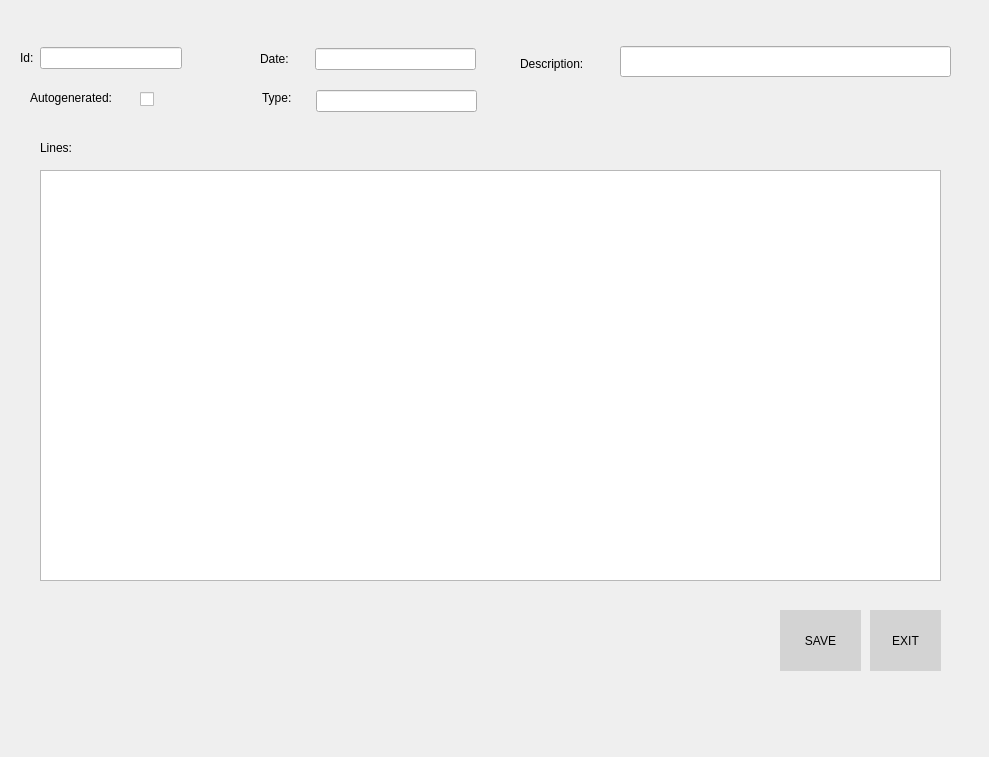
andrei219/euromedia, file uis/journal_entry_form.ui: the form before one commit.
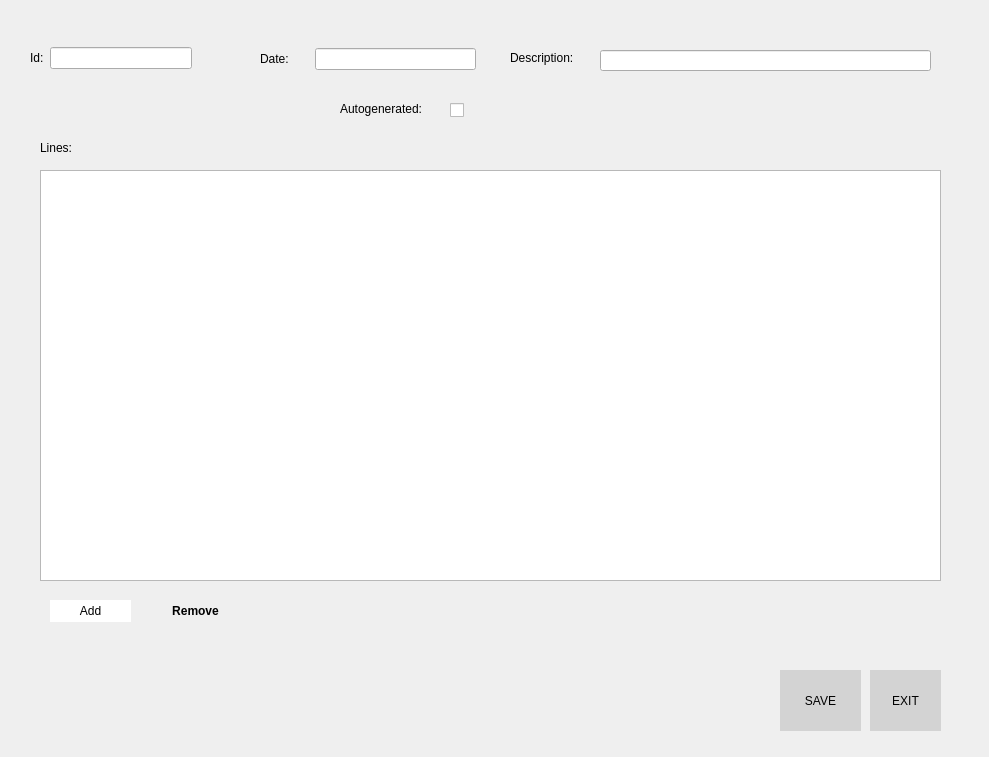
The form after the commit. Icons and pictures are not drawn.

The edit to the form file:
```diff
--- a/uis/journal_entry_form.ui
+++ b/uis/journal_entry_form.ui
@@ -29,10 +29,10 @@
   <widget class="QLineEdit" name="description">
    <property name="geometry">
     <rect>
-     <x>620</x>
-     <y>46</y>
+     <x>600</x>
+     <y>50</y>
      <width>331</width>
-     <height>31</height>
+     <height>21</height>
     </rect>
    </property>
    <property name="font">
@@ -57,8 +57,8 @@
   <widget class="QLabel" name="label_3">
    <property name="geometry">
     <rect>
-     <x>520</x>
-     <y>56</y>
+     <x>510</x>
+     <y>50</y>
      <width>91</width>
      <height>16</height>
     </rect>
@@ -70,8 +70,8 @@
   <widget class="QLabel" name="label_4">
    <property name="geometry">
     <rect>
-     <x>30</x>
-     <y>90</y>
+     <x>340</x>
+     <y>101</y>
      <width>101</width>
      <height>16</height>
     </rect>
@@ -83,8 +83,8 @@
   <widget class="QCheckBox" name="checkBox">
    <property name="geometry">
     <rect>
-     <x>140</x>
-     <y>89</y>
+     <x>450</x>
+     <y>100</y>
      <width>41</width>
      <height>20</height>
     </rect>
@@ -96,29 +96,6 @@
     <bool>false</bool>
    </property>
   </widget>
-  <widget class="QLabel" name="label_5">
-   <property name="geometry">
-    <rect>
-     <x>262</x>
-     <y>90</y>
-     <width>71</width>
-     <height>16</height>
-    </rect>
-   </property>
-   <property name="text">
-    <string>Type:</string>
-   </property>
-  </widget>
-  <widget class="QLineEdit" name="lineEdit_4">
-   <property name="geometry">
-    <rect>
-     <x>316</x>
-     <y>90</y>
-     <width>161</width>
-     <height>22</height>
-    </rect>
-   </property>
-  </widget>
   <widget class="QTableView" name="lines">
    <property name="geometry">
     <rect>
@@ -152,7 +129,7 @@
    <property name="geometry">
     <rect>
      <x>780</x>
-     <y>610</y>
+     <y>670</y>
      <width>81</width>
      <height>61</height>
     </rect>
@@ -184,7 +161,7 @@
    <property name="geometry">
     <rect>
      <x>870</x>
-     <y>610</y>
+     <y>670</y>
      <width>71</width>
      <height>61</height>
     </rect>
@@ -215,7 +192,7 @@
   <widget class="QWidget" name="layoutWidget">
    <property name="geometry">
     <rect>
-     <x>20</x>
+     <x>30</x>
      <y>46</y>
      <width>162</width>
      <height>24</height>
@@ -234,6 +211,70 @@
     </item>
    </layout>
   </widget>
+  <widget class="QToolButton" name="remove">
+   <property name="geometry">
+    <rect>
+     <x>140</x>
+     <y>600</y>
+     <width>111</width>
+     <height>21</height>
+    </rect>
+   </property>
+   <property name="styleSheet">
+    <string notr="true">font-weight:bold; </string>
+   </property>
+   <property name="text">
+    <string>Remove</string>
+   </property>
+   <property name="icon">
+    <iconset resource="../app/icons.qrc">
+     <normaloff>:/delete</normaloff>:/delete</iconset>
+   </property>
+   <property name="toolButtonStyle">
+    <enum>Qt::ToolButtonTextBesideIcon</enum>
+   </property>
+   <property name="autoRaise">
+    <bool>true</bool>
+   </property>
+  </widget>
+  <widget class="QToolButton" name="add">
+   <property name="geometry">
+    <rect>
+     <x>50</x>
+     <y>600</y>
+     <width>81</width>
+     <height>22</height>
+    </rect>
+   </property>
+   <property name="minimumSize">
+    <size>
+     <width>81</width>
+     <height>22</height>
+    </size>
+   </property>
+   <property name="maximumSize">
+    <size>
+     <width>81</width>
+     <height>22</height>
+    </size>
+   </property>
+   <property name="styleSheet">
+    <string notr="true">background: white;</string>
+   </property>
+   <property name="text">
+    <string>Add</string>
+   </property>
+   <property name="icon">
+    <iconset resource="../app/icons.qrc">
+     <normaloff>:/new</normaloff>:/new</iconset>
+   </property>
+   <property name="toolButtonStyle">
+    <enum>Qt::ToolButtonTextBesideIcon</enum>
+   </property>
+   <property name="autoRaise">
+    <bool>true</bool>
+   </property>
+  </widget>
  </widget>
  <resources>
   <include location="../app/icons.qrc"/>
```
